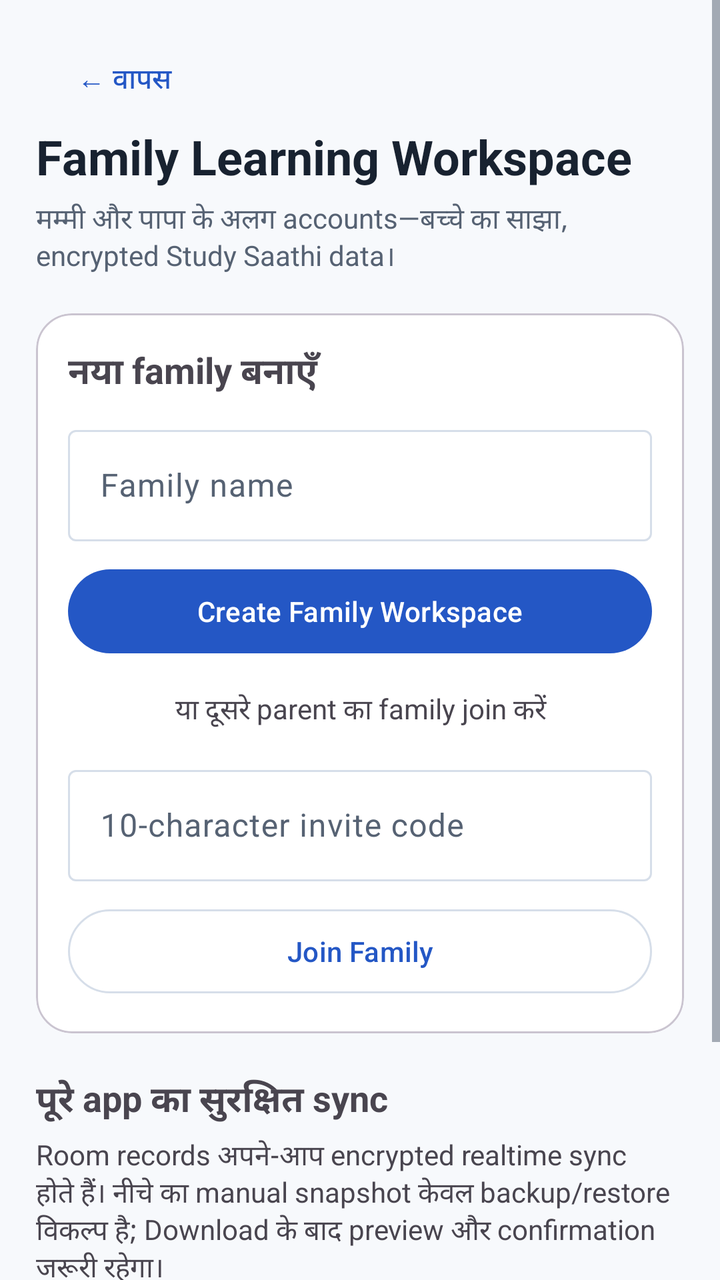
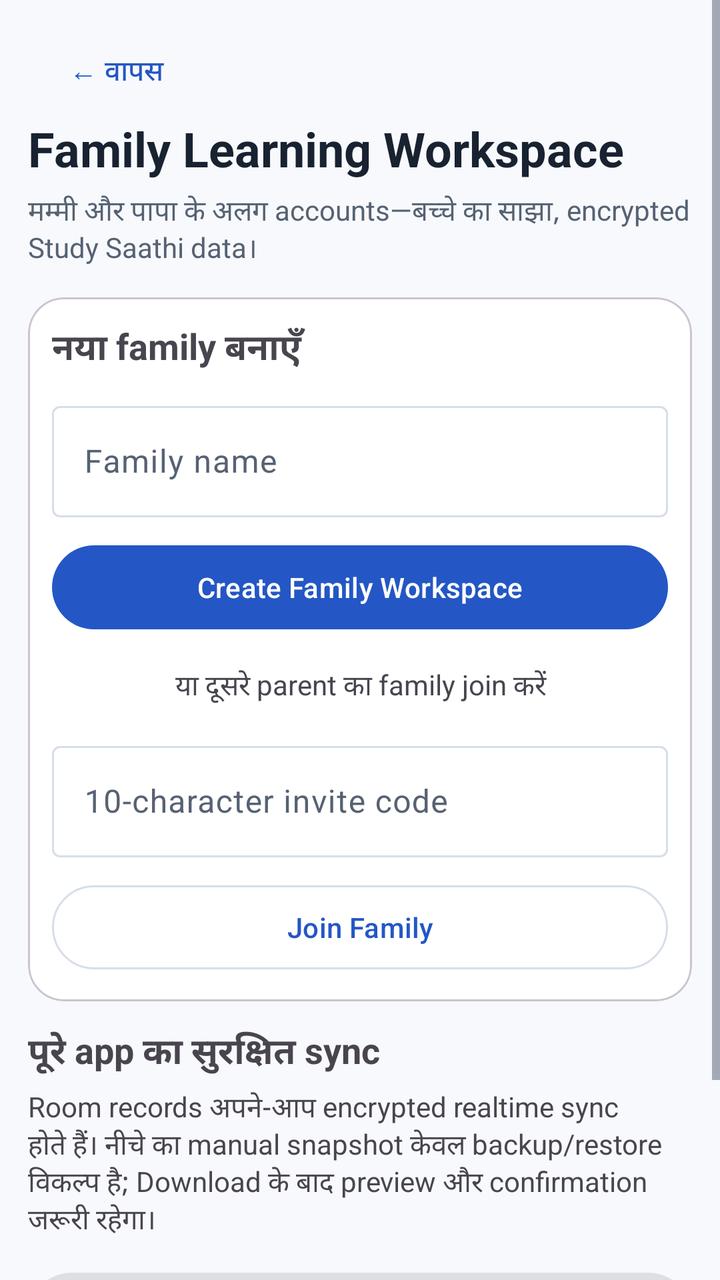

Two renders of the same Android screen: before a commit and after it. Below are the layout's source before the change and the commit's diff.
<!-- AndroidManifest.xml: application theme Theme.StudySaathi -->
<!-- res/layout/activity_family_workspace.xml -->
<?xml version="1.0" encoding="utf-8"?>
<ScrollView xmlns:android="http://schemas.android.com/apk/res/android"
    xmlns:app="http://schemas.android.com/apk/res-auto"
    android:layout_width="match_parent" android:layout_height="match_parent"
    android:fillViewport="true" android:background="@color/ss_background">
    <LinearLayout android:layout_width="match_parent" android:layout_height="wrap_content"
        android:orientation="vertical" android:padding="18dp">
        <com.google.android.material.button.MaterialButton android:id="@+id/buttonFamilyBack"
            style="@style/Widget.Material3.Button.TextButton" android:layout_width="wrap_content"
            android:layout_height="44dp" android:text="← वापस" android:textAllCaps="false" />
        <TextView android:layout_width="match_parent" android:layout_height="wrap_content"
            android:text="Family Learning Workspace" android:textSize="24sp" android:textStyle="bold"
            android:textColor="@color/ss_text_primary" />
        <TextView android:layout_width="match_parent" android:layout_height="wrap_content"
            android:layout_marginTop="5dp" android:text="मम्मी और पापा के अलग accounts—बच्चे का साझा, encrypted Study Saathi data।"
            android:textSize="14sp" android:textColor="@color/ss_text_secondary" />
        <ProgressBar android:id="@+id/familyProgress" android:layout_width="36dp" android:layout_height="36dp"
            android:layout_gravity="center" android:layout_margin="12dp" android:visibility="gone" />
        <com.google.android.material.card.MaterialCardView android:id="@+id/cardFamilySetup"
            android:layout_width="match_parent" android:layout_height="wrap_content" android:layout_marginTop="18dp"
            app:cardCornerRadius="18dp" app:cardElevation="0dp">
            <LinearLayout android:layout_width="match_parent" android:layout_height="wrap_content"
                android:orientation="vertical" android:padding="16dp">
                <TextView android:layout_width="match_parent" android:layout_height="wrap_content"
                    android:text="नया family बनाएँ" android:textStyle="bold" android:textSize="18sp" />
                <com.google.android.material.textfield.TextInputLayout android:layout_width="match_parent"
                    android:layout_height="wrap_content" android:layout_marginTop="10dp" android:hint="Family name">
                    <com.google.android.material.textfield.TextInputEditText android:id="@+id/inputFamilyName"
                        android:layout_width="match_parent" android:layout_height="wrap_content" android:maxLength="60" />
                </com.google.android.material.textfield.TextInputLayout>
                <com.google.android.material.button.MaterialButton android:id="@+id/buttonCreateFamily"
                    android:layout_width="match_parent" android:layout_height="50dp" android:layout_marginTop="10dp"
                    android:text="Create Family Workspace" android:textAllCaps="false" />
                <TextView android:layout_width="match_parent" android:layout_height="wrap_content"
                    android:layout_marginVertical="14dp" android:gravity="center" android:text="या दूसरे parent का family join करें" />
                <com.google.android.material.textfield.TextInputLayout android:layout_width="match_parent"
                    android:layout_height="wrap_content" android:hint="10-character invite code">
                    <com.google.android.material.textfield.TextInputEditText android:id="@+id/inputFamilyInviteCode"
                        android:layout_width="match_parent" android:layout_height="wrap_content" android:maxLength="14"
                        android:inputType="textCapCharacters" />
                </com.google.android.material.textfield.TextInputLayout>
                <com.google.android.material.button.MaterialButton android:id="@+id/buttonJoinFamily"
                    style="@style/Widget.Material3.Button.OutlinedButton" android:layout_width="match_parent"
                    android:layout_height="50dp" android:layout_marginTop="10dp" android:text="Join Family"
                    android:textAllCaps="false" />
            </LinearLayout>
        </com.google.android.material.card.MaterialCardView>
        <com.google.android.material.card.MaterialCardView android:id="@+id/cardActiveFamily"
            android:layout_width="match_parent" android:layout_height="wrap_content" android:layout_marginTop="18dp"
            android:visibility="gone" app:cardCornerRadius="18dp" app:cardElevation="0dp">
            <LinearLayout android:layout_width="match_parent" android:layout_height="wrap_content"
                android:orientation="vertical" android:padding="16dp">
                <TextView android:id="@+id/textFamilyName" android:layout_width="match_parent"
                    android:layout_height="wrap_content" android:textSize="20sp" android:textStyle="bold" />
                <TextView android:id="@+id/textFamilyRole" android:layout_width="match_parent"
                    android:layout_height="wrap_content" android:layout_marginTop="4dp" />
                <TextView android:layout_width="match_parent" android:layout_height="wrap_content"
                    android:layout_marginTop="14dp" android:text="Family invite code" android:textStyle="bold" />
                <TextView android:id="@+id/textFamilyInvite" android:layout_width="match_parent"
                    android:layout_height="wrap_content" android:textSize="22sp" android:letterSpacing="0.12" />
                <com.google.android.material.button.MaterialButton android:id="@+id/buttonCopyInvite"
                    style="@style/Widget.Material3.Button.OutlinedButton" android:layout_width="match_parent"
                    android:layout_height="48dp" android:text="Copy invite code" android:textAllCaps="false" />
            </LinearLayout>
        </com.google.android.material.card.MaterialCardView>
        <TextView android:layout_width="match_parent" android:layout_height="wrap_content"
            android:layout_marginTop="20dp" android:text="पूरे app का सुरक्षित sync" android:textStyle="bold" android:textSize="18sp" />
        <TextView android:layout_width="match_parent" android:layout_height="wrap_content"
            android:layout_marginTop="4dp" android:text="Room records अपने-आप encrypted realtime sync होते हैं। नीचे का manual snapshot केवल backup/restore विकल्प है; Download के बाद preview और confirmation जरूरी रहेगा।" />
        <com.google.android.material.button.MaterialButton android:id="@+id/buttonUploadFamilyData"
            android:layout_width="match_parent" android:layout_height="52dp" android:layout_marginTop="12dp"
            android:text="Upload / Sync current data" android:textAllCaps="false" android:enabled="false" />
        <com.google.android.material.button.MaterialButton android:id="@+id/buttonDownloadFamilyData"
            style="@style/Widget.Material3.Button.OutlinedButton" android:layout_width="match_parent"
            android:layout_height="52dp" android:layout_marginTop="8dp" android:text="Download shared data"
            android:textAllCaps="false" android:enabled="false" />
    </LinearLayout>
</ScrollView>
<!-- resources referenced by this layout -->
<resources>
  <color name="ss_background">#F7F9FC</color>
  <color name="ss_text_primary">#182230</color>
  <color name="ss_text_secondary">#566273</color>
  <style name="Theme.StudySaathi" parent="Theme.Material3.DayNight.NoActionBar">
  
          
          <item name="colorPrimary">@color/ss_primary</item>
          <item name="colorOnPrimary">@color/ss_on_primary</item>
          <item name="colorPrimaryContainer">@color/ss_blue_soft</item>
          <item name="colorOnPrimaryContainer">@color/ss_primary_dark</item>
  
          <item name="colorSecondary">@color/ss_secondary</item>
          <item name="colorOnSecondary">@color/ss_on_secondary</item>
          <item name="colorSecondaryContainer">@color/ss_teal_soft</item>
          <item name="colorOnSecondaryContainer">@color/ss_secondary</item>
  
          <item name="colorTertiary">@color/ss_tertiary</item>
          <item name="colorOnTertiary">@color/ss_on_tertiary</item>
          <item name="colorTertiaryContainer">@color/ss_yellow_soft</item>
          <item name="colorOnTertiaryContainer">@color/ss_tertiary</item>
  
          
          <item name="android:colorBackground">@color/ss_background</item>
          <item name="colorSurface">@color/ss_surface</item>
          <item name="colorSurfaceVariant">@color/ss_surface_soft</item>
          <item name="colorOnSurface">@color/ss_text_primary</item>
          <item name="colorOnSurfaceVariant">@color/ss_text_secondary</item>
  
          
          <item name="colorOutline">@color/ss_outline</item>
          <item name="colorError">@color/ss_error</item>
          <item name="colorOnError">@color/white</item>
          <item name="colorErrorContainer">@color/ss_red_soft</item>
          <item name="colorOnErrorContainer">@color/ss_error</item>
  
          
          <item name="android:windowBackground">@drawable/bg_app_soft_mix</item>
          <item name="android:statusBarColor">@color/ss_background</item>
          <item name="android:navigationBarColor">@color/ss_background</item>
  
          <item name="android:windowLightStatusBar">true</item>
          <item name="android:windowLightNavigationBar">true</item>
          <item name="android:forceDarkAllowed">false</item>
  
          <item name="android:windowNoTitle">true</item>
          <item name="windowActionModeOverlay">true</item>
  
          
          <item name="android:colorAccent">@color/ss_primary</item>
          <item name="colorControlActivated">@color/ss_primary</item>
          <item name="colorControlNormal">@color/ss_text_secondary</item>
  
      </style>
  <color name="ss_primary">#2457C5</color>
  <color name="ss_on_primary">#FFFFFF</color>
  <color name="ss_blue_soft">#EAF2FF</color>
  <color name="ss_primary_dark">#173F99</color>
  <color name="ss_secondary">#087F8C</color>
  <color name="ss_on_secondary">#FFFFFF</color>
  <color name="ss_teal_soft">#EAF8F8</color>
  <color name="ss_tertiary">#8A5A00</color>
  <color name="ss_on_tertiary">#FFFFFF</color>
  <color name="ss_yellow_soft">#FFF8E8</color>
  <color name="ss_surface">#FFFFFF</color>
  <color name="ss_surface_soft">#F0F4FA</color>
  <color name="ss_outline">#D6DEE9</color>
  <color name="ss_error">#BA1A1A</color>
  <color name="white">#FFFFFFFF</color>
  <color name="ss_red_soft">#FFF0F0</color>
  <!-- drawable bg_app_soft_mix (drawable) -->
  <?xml version="1.0" encoding="utf-8"?>
  <shape xmlns:android="http://schemas.android.com/apk/res/android"
      android:shape="rectangle">
  
      <gradient
          android:angle="270"
          android:centerColor="#F2FBF3"
          android:endColor="#EEF7FF"
          android:startColor="#FFF2F2"
          android:type="linear" />
  
  </shape>
</resources>

<!-- the commit's change to res/layout/activity_family_workspace.xml (unified diff, before → after) -->
@@ -4,7 +4,7 @@
     android:layout_width="match_parent" android:layout_height="match_parent"
     android:fillViewport="true" android:background="@color/ss_background">
     <LinearLayout android:layout_width="match_parent" android:layout_height="wrap_content"
-        android:orientation="vertical" android:padding="18dp">
+        android:orientation="vertical" android:padding="14dp">
         <com.google.android.material.button.MaterialButton android:id="@+id/buttonFamilyBack"
             style="@style/Widget.Material3.Button.TextButton" android:layout_width="wrap_content"
             android:layout_height="44dp" android:text="← वापस" android:textAllCaps="false" />
@@ -17,10 +17,10 @@
         <ProgressBar android:id="@+id/familyProgress" android:layout_width="36dp" android:layout_height="36dp"
             android:layout_gravity="center" android:layout_margin="12dp" android:visibility="gone" />
         <com.google.android.material.card.MaterialCardView android:id="@+id/cardFamilySetup"
-            android:layout_width="match_parent" android:layout_height="wrap_content" android:layout_marginTop="18dp"
+            android:layout_width="match_parent" android:layout_height="wrap_content" android:layout_marginTop="14dp"
             app:cardCornerRadius="18dp" app:cardElevation="0dp">
             <LinearLayout android:layout_width="match_parent" android:layout_height="wrap_content"
-                android:orientation="vertical" android:padding="16dp">
+                android:orientation="vertical" android:padding="12dp">
                 <TextView android:layout_width="match_parent" android:layout_height="wrap_content"
                     android:text="नया family बनाएँ" android:textStyle="bold" android:textSize="18sp" />
                 <com.google.android.material.textfield.TextInputLayout android:layout_width="match_parent"
@@ -46,10 +46,10 @@
             </LinearLayout>
         </com.google.android.material.card.MaterialCardView>
         <com.google.android.material.card.MaterialCardView android:id="@+id/cardActiveFamily"
-            android:layout_width="match_parent" android:layout_height="wrap_content" android:layout_marginTop="18dp"
+            android:layout_width="match_parent" android:layout_height="wrap_content" android:layout_marginTop="14dp"
             android:visibility="gone" app:cardCornerRadius="18dp" app:cardElevation="0dp">
             <LinearLayout android:layout_width="match_parent" android:layout_height="wrap_content"
-                android:orientation="vertical" android:padding="16dp">
+                android:orientation="vertical" android:padding="12dp">
                 <TextView android:id="@+id/textFamilyName" android:layout_width="match_parent"
                     android:layout_height="wrap_content" android:textSize="20sp" android:textStyle="bold" />
                 <TextView android:id="@+id/textFamilyRole" android:layout_width="match_parent"
@@ -64,7 +64,7 @@
             </LinearLayout>
         </com.google.android.material.card.MaterialCardView>
         <TextView android:layout_width="match_parent" android:layout_height="wrap_content"
-            android:layout_marginTop="20dp" android:text="पूरे app का सुरक्षित sync" android:textStyle="bold" android:textSize="18sp" />
+            android:layout_marginTop="12dp" android:text="पूरे app का सुरक्षित sync" android:textStyle="bold" android:textSize="18sp" />
         <TextView android:layout_width="match_parent" android:layout_height="wrap_content"
             android:layout_marginTop="4dp" android:text="Room records अपने-आप encrypted realtime sync होते हैं। नीचे का manual snapshot केवल backup/restore विकल्प है; Download के बाद preview और confirmation जरूरी रहेगा।" />
         <com.google.android.material.button.MaterialButton android:id="@+id/buttonUploadFamilyData"
